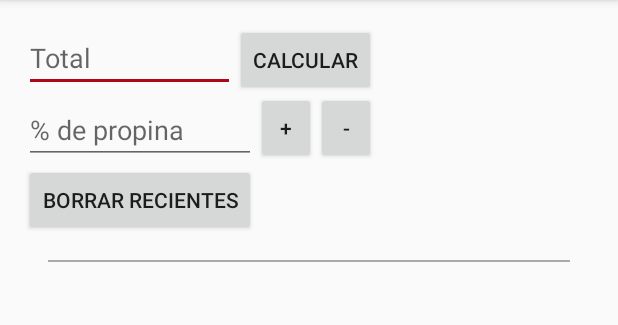
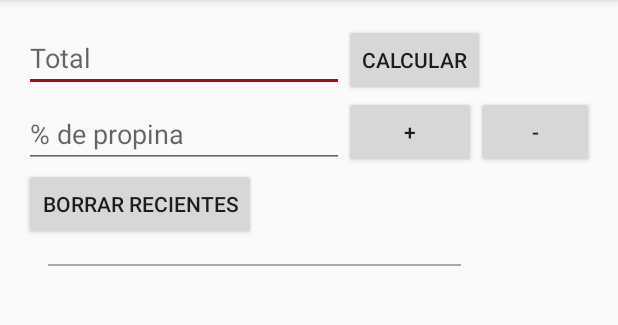
Before and after one commit to Pablo9092/TipCalc, an Android app: the screen it shows after launch (MainActivity), on a phone screen of 412 x 824 dp, the part 84-409 px from its top. Run offline under Robolectric (Android 15) with nearby library versions, the phone set to English and light mode, and no system bars; our stand-ins replace ButterKnife; 1 statement that could not run was skipped.

```diff
--- a/app/build.gradle
+++ b/app/build.gradle
@@ -20,7 +20,7 @@ android {
 }
 
 dependencies {
-    compile fileTree(dir: 'libs', include: ['*.jar'])
+    //compile fileTree(dir: 'libs', include: ['*.jar'])
     compile "com.android.support:recyclerview-v7:$rootProject.ext.supportLibraryVersion"
     compile "com.android.support:appcompat-v7:$rootProject.ext.supportLibraryVersion"
     compile "com.android.support:support-v4:$rootProject.ext.supportLibraryVersion"
--- /dev/null
+++ b/app/src/main/java/com/example/pablo/tipcalc/adapters/OnItemClickListener.java
@@ -0,0 +1,11 @@
+package com.example.pablo.tipcalc.adapters;
+
+import com.example.pablo.tipcalc.models.TipRecord;
+
+/**
+ * Created by pablo on 24/10/16.
+ */
+
+public interface OnItemClickListener {
+    void onItemClick(TipRecord tipRecord);
+}
--- a/app/src/main/java/com/example/pablo/tipcalc/adapters/TipAdapter.java
+++ b/app/src/main/java/com/example/pablo/tipcalc/adapters/TipAdapter.java
@@ -1,23 +1,21 @@
 package com.example.pablo.tipcalc.adapters;
 
 import android.content.Context;
-import android.support.annotation.BinderThread;
-import android.support.v4.widget.TextViewCompat;
-
 import android.support.v7.widget.RecyclerView;
 import android.view.LayoutInflater;
 import android.view.View;
 import android.view.ViewGroup;
 import android.widget.TextView;
 
-import com.example.pablo.tipcalc.R;
-import com.example.pablo.tipcalc.models.TipRecord;
 
+import java.util.ArrayList;
 import java.util.List;
+
 
 import butterknife.Bind;
 import butterknife.ButterKnife;
-import butterknife.OnClick;
+import com.example.pablo.tipcalc.R;
+import com.example.pablo.tipcalc.models.TipRecord;
 
 /**
  * Created by pablo on 13/10/16.
@@ -27,16 +25,23 @@ public class TipAdapter extends RecyclerView.Adapter<TipAdapter.ViewHolder> {
 
     private Context context;
     private List<TipRecord> dataset;
+    private OnItemClickListener onItemClickListener;
 
-    public TipAdapter(Context context, List<TipRecord> dataset){
+    public TipAdapter(Context context, List<TipRecord> dataset, OnItemClickListener onItemClickListener){
         this.context = context;
         this.dataset = dataset;
+        this.onItemClickListener = onItemClickListener;
+    }
+
+    public TipAdapter(Context context, OnItemClickListener onItemClickListener){
+        this.context = context;
+        this.dataset = new ArrayList<TipRecord>();
+        this.onItemClickListener = onItemClickListener;
     }
 
     @Override
     public ViewHolder onCreateViewHolder(ViewGroup parent, int viewType) {
         View view = LayoutInflater.from(parent.getContext()).inflate(R.layout.item_row, parent, false);
-
 
         return new ViewHolder(view);
     }
@@ -46,6 +51,7 @@ public class TipAdapter extends RecyclerView.Adapter<TipAdapter.ViewHolder> {
         TipRecord element = dataset.get(position);
         String strTip= String.format(context.getString(R.string.global_message_tip), element.getTip());
         holder.txtContet.setText(strTip);
+        holder.setOnItemClickListener(element, onItemClickListener);
     }
 
     @Override
@@ -64,16 +70,24 @@ public class TipAdapter extends RecyclerView.Adapter<TipAdapter.ViewHolder> {
         notifyDataSetChanged();
     }
 
-    public static class  ViewHolder extends RecyclerView.ViewHolder{
+    public static class  ViewHolder extends RecyclerView.ViewHolder {
         @Bind(R.id.txtContent)
         TextView txtContet;
 
-        public ViewHolder(View itemView){
+        public ViewHolder(View itemView) {
             super(itemView);
             ButterKnife.bind(this, itemView);
         }
 
-    }
+        public void setOnItemClickListener(final TipRecord element, final OnItemClickListener onItemClickListener) {
+            itemView.setOnClickListener(new View.OnClickListener() {
+                @Override
+                public void onClick(View view) {
+                    onItemClickListener.onItemClick(element);
+                }
+            });
+        }
 
+        }
 
 }
--- a/app/src/main/java/com/example/pablo/tipcalc/fragments/TipHistoryListFragment.java
+++ b/app/src/main/java/com/example/pablo/tipcalc/fragments/TipHistoryListFragment.java
@@ -5,12 +5,14 @@ import android.os.Bundle;
 import android.support.v4.app.Fragment;
 import android.support.v7.widget.LinearLayoutManager;
 import android.support.v7.widget.RecyclerView;
+import android.util.Log;
 import android.view.LayoutInflater;
 import android.view.View;
 import android.view.ViewGroup;
 import android.widget.Toast;
 
 import com.example.pablo.tipcalc.R;
+import com.example.pablo.tipcalc.adapters.OnItemClickListener;
 import com.example.pablo.tipcalc.adapters.TipAdapter;
 import com.example.pablo.tipcalc.models.TipRecord;
 
@@ -22,7 +24,7 @@ import butterknife.ButterKnife;
 /**
  * A simple {@link Fragment} subclass.
  */
-public class TipHistoryListFragment extends Fragment implements TipHistoryListFragmentListener {
+public class TipHistoryListFragment extends Fragment implements TipHistoryListFragmentListener, OnItemClickListener {
 
     @Bind(R.id.recyclerView)
     RecyclerView reciclerView;
@@ -47,7 +49,7 @@ public class TipHistoryListFragment extends Fragment implements TipHistoryListFr
 
     private void initAdapter() {
         if(adapter == null){
-            adapter = new TipAdapter(getActivity().getApplicationContext(), new ArrayList<TipRecord>());
+            adapter = new TipAdapter(getActivity().getApplicationContext(), this);
         }
     }
 
@@ -66,4 +68,9 @@ public class TipHistoryListFragment extends Fragment implements TipHistoryListFr
     public void clearList() {
         adapter.clear();
     }
+
+    @Override
+    public void onItemClick(TipRecord tipRecord) {
+        Log.v("MENSAJE: ",  tipRecord.getDateFormated());
+    }
 }
--- a/app/src/main/res/layout/content_tip.xml
+++ b/app/src/main/res/layout/content_tip.xml
@@ -2,8 +2,7 @@
 <RelativeLayout xmlns:android="http://schemas.android.com/apk/res/android"
     android:layout_width="match_parent"
     android:layout_height="match_parent"
-    android:orientation="vertical"
-    android:id="@+id/content_tip">
+    android:orientation="vertical">
 
 
     <EditText
@@ -15,9 +14,16 @@
         android:id="@+id/inputBill"
         android:layout_alignParentTop="true"
         android:layout_alignParentLeft="true"
-        android:layout_alignParentStart="true"
-        android:layout_toLeftOf="@+id/btnSubmit"
-        android:layout_toStartOf="@+id/btnSubmit" />
+        android:layout_alignParentStart="true" />
+
+    <Button
+        android:layout_width="wrap_content"
+        android:layout_height="wrap_content"
+        android:text="@string/main.button.submit"
+        android:id="@+id/btnSubmit"
+        android:layout_alignParentTop="true"
+        android:layout_toRightOf="@+id/inputBill"
+        android:layout_toEndOf="@+id/inputBill" />
 
 
     <EditText
@@ -27,10 +33,27 @@
         android:hint="@string/main.hint.percentage"
         android:ems="10"
         android:id="@+id/inputPercentage"
+        android:layout_alignBottom="@+id/btnIncrease"
+        android:layout_toStartOf="@+id/btnIncrease"
+        android:layout_toLeftOf="@+id/btnIncrease" />
+
+    <Button
+        android:layout_width="wrap_content"
+        android:layout_height="wrap_content"
+        android:text="@string/main.button.increase"
+        android:id="@+id/btnIncrease"
         android:layout_below="@+id/btnSubmit"
-        android:layout_toLeftOf="@+id/btnIncrease"
-        android:layout_toStartOf="@+id/btnIncrease"
-        android:layout_alignBottom="@+id/btnIncrease" />
+        android:layout_alignLeft="@+id/btnSubmit"
+        android:layout_alignStart="@+id/btnSubmit" />
+
+    <Button
+        android:layout_width="wrap_content"
+        android:layout_height="wrap_content"
+        android:text="@string/main.button.decrease"
+        android:id="@+id/btnDecrease"
+        android:layout_alignBaseline="@+id/btnIncrease"
+        android:layout_alignBottom="@+id/btnIncrease"
+        android:layout_toRightOf="@+id/btnIncrease" />
 
 
     <Button
@@ -41,6 +64,7 @@
         android:layout_below="@id/inputPercentage"
         android:layout_alignParentLeft="true"
         android:layout_alignParentStart="true"/>
+
     <View
         android:layout_width="wrap_content"
         android:layout_height="1dp"
@@ -49,8 +73,10 @@
         android:id="@+id/separator"
         android:layout_below="@id/btnClear"
         android:layout_alignStart="@id/btnClear"
+        android:layout_alignEnd="@+id/btnSubmit"
         android:layout_alignLeft="@id/btnClear"
         android:layout_alignRight="@id/btnSubmit"/>
+
     <TextView
         android:layout_width="wrap_content"
         android:layout_height="wrap_content"
@@ -62,31 +88,4 @@
         android:layout_alignParentLeft="true"
         android:layout_alignParentStart="true"/>
 
-    <Button
-        android:layout_width="wrap_content"
-        android:layout_height="wrap_content"
-        android:text="@string/main.button.submit"
-        android:id="@+id/btnSubmit"
-        android:layout_alignParentTop="true"
-        android:layout_alignRight="@+id/btnDecrease"
-        android:layout_alignEnd="@+id/btnDecrease" />
-
-    <Button
-        android:layout_width="40dp"
-        android:layout_height="wrap_content"
-        android:text="@string/main.button.increase"
-        android:id="@+id/btnIncrease"
-        android:layout_below="@+id/inputBill"
-        android:layout_toRightOf="@+id/btnClear"
-        android:layout_toEndOf="@+id/btnClear" />
-
-    <Button
-        android:layout_width="40dp"
-        android:layout_height="wrap_content"
-        android:text="@string/main.button.decrease"
-        android:id="@+id/btnDecrease"
-        android:layout_alignBaseline="@+id/btnIncrease"
-        android:layout_alignBottom="@+id/btnIncrease"
-        android:layout_toRightOf="@+id/btnIncrease" />
-
 </RelativeLayout>
```
